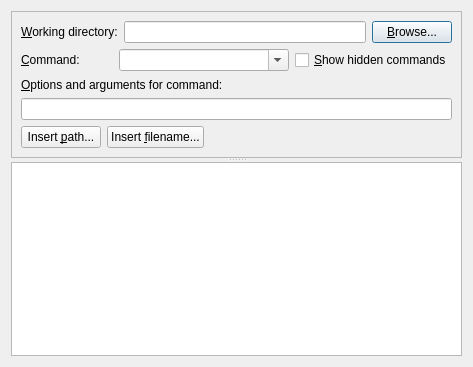
The window that ui/run.ui (breezy-team/qbrz) describes before a commit, drawn with Qt 5.
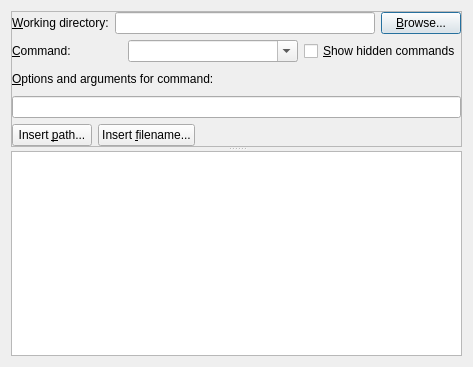
The same window after the commit.

```diff
--- a/ui/run.ui
+++ b/ui/run.ui
@@ -19,15 +19,27 @@
       <enum>Qt::Vertical</enum>
      </property>
      <widget class="QFrame" name="frame" >
+      <property name="sizePolicy" >
+       <sizepolicy vsizetype="Preferred" hsizetype="Preferred" >
+        <horstretch>0</horstretch>
+        <verstretch>0</verstretch>
+       </sizepolicy>
+      </property>
       <property name="frameShape" >
        <enum>QFrame::StyledPanel</enum>
       </property>
       <property name="frameShadow" >
        <enum>QFrame::Raised</enum>
       </property>
-      <layout class="QVBoxLayout" name="verticalLayout_2" >
+      <property name="lineWidth" >
+       <number>0</number>
+      </property>
+      <layout class="QVBoxLayout" name="frame_layout" >
+       <property name="margin" >
+        <number>0</number>
+       </property>
        <item>
-        <layout class="QHBoxLayout" name="horizontalLayout_4" >
+        <layout class="QHBoxLayout" name="wd_layout" >
          <item>
           <widget class="QLabel" name="wd_label" >
            <property name="text" >
@@ -51,7 +63,7 @@
         </layout>
        </item>
        <item>
-        <layout class="QGridLayout" name="gridLayout_4" >
+        <layout class="QGridLayout" name="cmd_layout" >
          <item row="0" column="0" >
           <widget class="QLabel" name="cmd_label" >
            <property name="text" >
@@ -86,6 +98,9 @@
        </item>
        <item>
         <widget class="QLabel" name="opt_arg_label" >
+         <property name="lineWidth" >
+          <number>0</number>
+         </property>
          <property name="text" >
           <string>&amp;Options and arguments for command:</string>
          </property>
@@ -98,7 +113,7 @@
         <widget class="QLineEdit" name="opt_arg_edit" />
        </item>
        <item>
-        <layout class="QHBoxLayout" name="horizontalLayout_7" >
+        <layout class="QHBoxLayout" name="opt_arg_btn_layout" >
          <item>
           <widget class="QPushButton" name="path_button" >
            <property name="text" >
```
Left out of the diff: 8 changed lines with no effect on the pictures.
